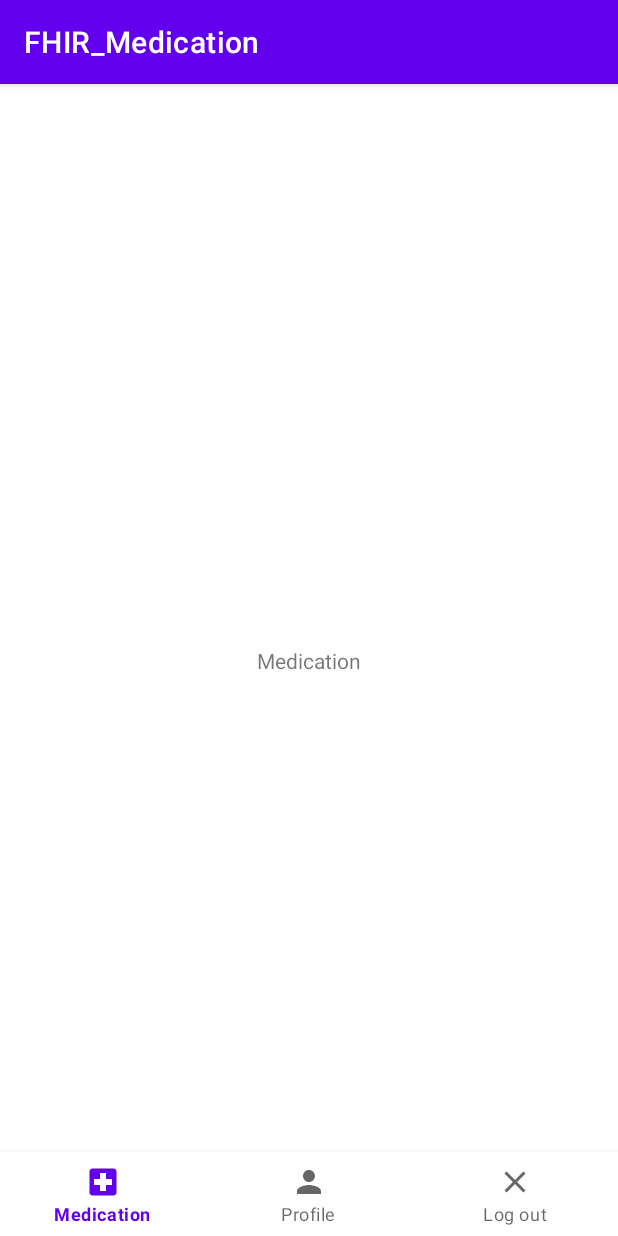
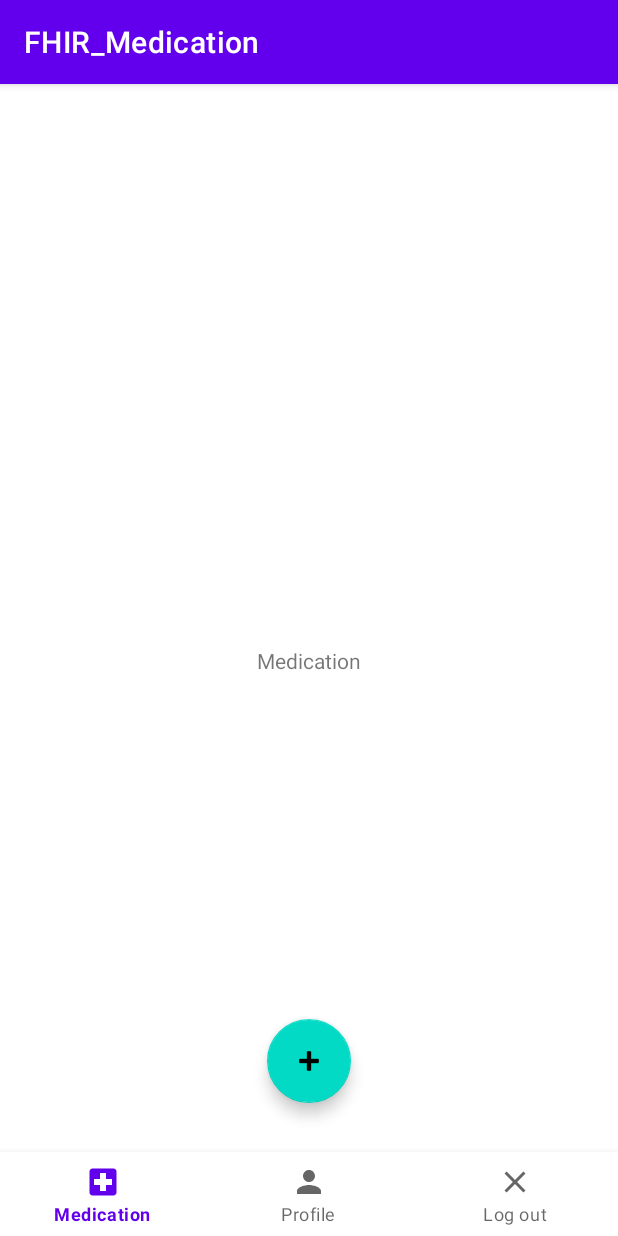
Before and after one commit to material1999/Mobilalk_FHIR_Medication, an Android app: the MedicationActivity screen opened directly, with no data from a screen before it, on a phone screen of 412 x 824 dp. Run offline under Robolectric (Android 15) with nearby library versions, the phone set to English and light mode, and no system bars; our stand-ins replace Firebase (no records; nobody signed in at launch, a user with empty details on screens opened directly).

Commit message:
added medication add button

```diff
--- a/FHIR_Medication/app/src/main/java/com/example/fhir_medication/MedicationActivity.java
+++ b/FHIR_Medication/app/src/main/java/com/example/fhir_medication/MedicationActivity.java
@@ -11,10 +11,12 @@ import android.transition.Slide;
 import android.util.Log;
 import android.view.Gravity;
 import android.view.MenuItem;
+import android.view.View;
 import android.view.Window;
 import android.widget.TextView;
 
 import com.google.android.material.bottomnavigation.BottomNavigationView;
+import com.google.android.material.floatingactionbutton.FloatingActionButton;
 import com.google.firebase.auth.FirebaseAuth;
 import com.google.firebase.auth.FirebaseUser;
 
@@ -25,6 +27,7 @@ public class MedicationActivity extends AppCompatActivity implements BottomNavig
 
     private BottomNavigationView bottomNavigationView;
     private TextView textView;
+    private FloatingActionButton floatingActionButton;
 
     @SuppressLint("SetTextI18n")
     @Override
@@ -43,6 +46,16 @@ public class MedicationActivity extends AppCompatActivity implements BottomNavig
 
         textView = findViewById(R.id.textView);
         textView.setText("Medication");
+
+        floatingActionButton = findViewById(R.id.addMedicationButton);
+        floatingActionButton.setOnClickListener(new View.OnClickListener() {
+            @Override
+            public void onClick(View v) {
+                // TODO: implement medication add
+                textView.setText("Add medication");
+                Log.d(LOG_TAG, "Adding medication");
+            }
+        });
     }
 
 
@@ -50,12 +63,14 @@ public class MedicationActivity extends AppCompatActivity implements BottomNavig
     public boolean onNavigationItemSelected(@NonNull @org.jetbrains.annotations.NotNull MenuItem item) {
         switch (item.getItemId()) {
             case R.id.medicationPage:
+                floatingActionButton.setVisibility(View.VISIBLE);
                 Log.d(LOG_TAG, "Medication");
                 textView.setText("Medication");
                 break;
             case R.id.profilePage:
                 Log.d(LOG_TAG, "Profile");
                 textView.setText("Profile");
+                floatingActionButton.setVisibility(View.INVISIBLE);
                 break;
             case R.id.logOut:
                 Log.d(LOG_TAG, "User logged out successfully");
@@ -65,4 +80,8 @@ public class MedicationActivity extends AppCompatActivity implements BottomNavig
         }
         return true;
     }
+
+    public void addMedication() {
+
+    }
 }
--- a/FHIR_Medication/app/src/main/res/layout/activity_medication.xml
+++ b/FHIR_Medication/app/src/main/res/layout/activity_medication.xml
@@ -23,4 +23,17 @@
         app:layout_constraintBottom_toBottomOf="parent"
         app:menu="@menu/bottom_navigation_menu" />
 
+    <com.google.android.material.floatingactionbutton.FloatingActionButton
+        android:id="@+id/addMedicationButton"
+        android:layout_width="wrap_content"
+        android:layout_height="wrap_content"
+        android:clickable="true"
+        android:focusable="true"
+        app:layout_constraintBottom_toTopOf="@+id/bottom_navigation"
+        app:layout_constraintEnd_toEndOf="parent"
+        app:layout_constraintStart_toStartOf="parent"
+        app:layout_constraintTop_toTopOf="parent"
+        app:layout_constraintVertical_bias="0.95"
+        app:srcCompat="@android:drawable/ic_input_add" />
+
 </androidx.constraintlayout.widget.ConstraintLayout>
```
Also changed, not shown: FHIR_Medication/app/src/main/java/com/example/fhir_medication/MainActivity.java (+18 -21 lines).
